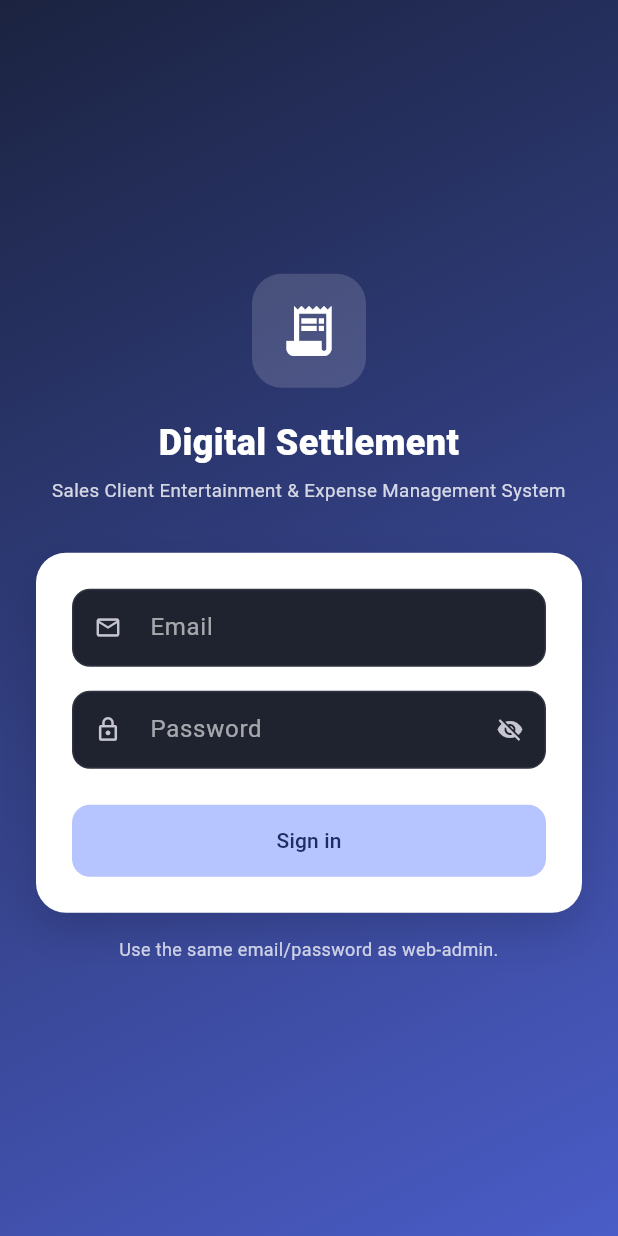
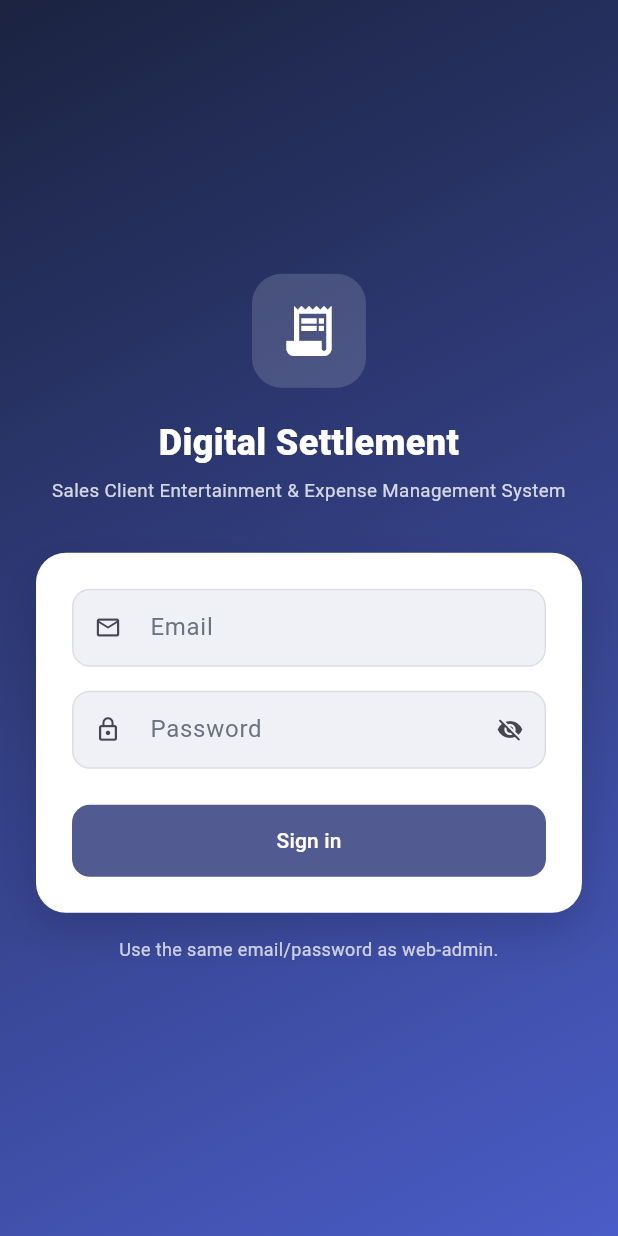
Before and after one commit to itdevmncgroup/digital_settlement_mobile_gh, a Flutter app: the screen it shows after launch, on a phone screen of 412 x 824 dp. Run offline on Flutter 3.47's test engine with Material 3 defaults, Android fonts, the phone set to English and light mode, and no system bars; our stand-ins replace flutter_secure_storage, geolocator, image_picker; accounts and stored records are empty.

Commit message:
[fixing] expense, settlement

```diff
--- a/lib/main.dart
+++ b/lib/main.dart
@@ -28,7 +28,7 @@ class DigitalSettlementApp extends StatelessWidget {
         debugShowCheckedModeBanner: false,
         theme: buildAppTheme(),
         darkTheme: buildAppTheme(),
-        themeMode: ThemeMode.dark,
+        themeMode: ThemeMode.light,
         home: const AuthGate(),
       ),
     );
--- a/lib/models/dashboard_data.dart
+++ b/lib/models/dashboard_data.dart
@@ -19,6 +19,9 @@ class DashboardData {
   final String? totalSettledAmount;
   final int? approvedExpenseCount;
   final int? approvedSettlementCount;
+  // Sum of Expense.amount whose Settlement has reached COMPLETE - own pod(s)
+  // for SALES/SALES_ADMIN/HEAD_POD, company-wide for every other role.
+  final String? totalExpenseAmount;
 
   DashboardData({
     required this.positionCode,
@@ -28,6 +31,7 @@ class DashboardData {
     required this.totalSettledAmount,
     required this.approvedExpenseCount,
     required this.approvedSettlementCount,
+    required this.totalExpenseAmount,
   });
 
   factory DashboardData.fromJson(Map<String, dynamic> json) {
@@ -40,6 +44,7 @@ class DashboardData {
       totalSettledAmount: json['totalSettledAmount'] != null ? '${json['totalSettledAmount']}' : null,
       approvedExpenseCount: (json['approvedExpenseCount'] as num?)?.toInt(),
       approvedSettlementCount: (json['approvedSettlementCount'] as num?)?.toInt(),
+      totalExpenseAmount: json['totalExpenseAmount'] != null ? '${json['totalExpenseAmount']}' : null,
     );
   }
 }
--- a/lib/screens/expenses/expense_detail_screen.dart
+++ b/lib/screens/expenses/expense_detail_screen.dart
@@ -263,6 +263,7 @@ class _ExpenseDetailScreenState extends State<ExpenseDetailScreen> {
                       const SizedBox(width: 12),
                       Expanded(
                         child: FilledButton.icon(
+                          style: FilledButton.styleFrom(backgroundColor: const Color(0xFF2E9E5B)),
                           onPressed: () => _approve(context),
                           icon: const Icon(Icons.check),
                           label: const Text('Approve'),
--- a/lib/screens/expenses/expenses_list_screen.dart
+++ b/lib/screens/expenses/expenses_list_screen.dart
@@ -73,11 +73,11 @@ class _ExpensesListScreenState extends State<ExpensesListScreen> {
               child: Row(
                 mainAxisSize: MainAxisSize.min,
                 children: [
-                  Icon(seesAll ? Icons.groups : (isHeadPod ? Icons.groups_outlined : Icons.person), size: 14, color: Colors.white70),
+                  Icon(seesAll ? Icons.groups : (isHeadPod ? Icons.groups_outlined : Icons.person), size: 14, color: Colors.grey.shade600),
                   const SizedBox(width: 4),
                   Text(
                     seesAll ? 'All Sales' : (isHeadPod ? 'Department Expenses' : 'My Expenses'),
-                    style: const TextStyle(color: Colors.white70, fontSize: 12),
+                    style: TextStyle(color: Colors.grey.shade600, fontSize: 12),
                   ),
                 ],
               ),
--- a/lib/screens/settlements/settlement_approval_detail_screen.dart
+++ b/lib/screens/settlements/settlement_approval_detail_screen.dart
@@ -248,6 +248,7 @@ class _SettlementApprovalDetailScreenState extends State<SettlementApprovalDetai
                             const SizedBox(width: 12),
                             Expanded(
                               child: FilledButton.icon(
+                                style: FilledButton.styleFrom(backgroundColor: const Color(0xFF2E9E5B)),
                                 onPressed: _busy ? null : () => _bulkAct(approve: true),
                                 icon: const Icon(Icons.check),
                                 label: Text('Approve (${_checked.length})'),
--- a/lib/theme.dart
+++ b/lib/theme.dart
@@ -1,44 +1,47 @@
 import 'package:flutter/material.dart';
 
-const brandSeed = Color(0xFF6C8CFF);
+const brandSeed = Color(0xFF4A5CC7);
 const brandGradientStart = Color(0xFF1B2340);
 const brandGradientEnd = Color(0xFF4A5CC7);
 
-const _bgDeep = Color(0xFF0E1017);
-const _surface = Color(0xFF171A24);
-const _surfaceHigh = Color(0xFF1F2330);
+const _bgLight = Color(0xFFF4F5FA);
+const _surface = Colors.white;
+const _surfaceHigh = Color(0xFFF0F1F7);
+const _textPrimary = Color(0xFF1B2340);
+const _textMuted = Color(0xFF6B7280);
 
-/// Dark, fintech-style theme - the whole app runs in dark mode (forced via
-/// MaterialApp.themeMode in main.dart), so this is the only palette in use.
+/// Light, fintech-style theme (FinFlow look) - the whole app runs in light
+/// mode (forced via MaterialApp.themeMode in main.dart), so this is the only
+/// palette in use.
 ThemeData buildAppTheme() {
   final scheme = ColorScheme.fromSeed(
     seedColor: brandSeed,
-    brightness: Brightness.dark,
+    brightness: Brightness.light,
   ).copyWith(
     surface: _surface,
     surfaceContainerHighest: _surfaceHigh,
-    primaryContainer: const Color(0xFF2C3564),
-    error: const Color(0xFFFF6B6B),
+    primaryContainer: const Color(0xFFE1E6FA),
+    error: const Color(0xFFE5484D),
   );
 
   return ThemeData(
     useMaterial3: true,
-    brightness: Brightness.dark,
+    brightness: Brightness.light,
     colorScheme: scheme,
-    scaffoldBackgroundColor: _bgDeep,
-    appBarTheme: AppBarTheme(
-      backgroundColor: _bgDeep,
-      foregroundColor: Colors.white,
+    scaffoldBackgroundColor: _bgLight,
+    appBarTheme: const AppBarTheme(
+      backgroundColor: _surface,
+      foregroundColor: _textPrimary,
       centerTitle: false,
       elevation: 0,
-      titleTextStyle: const TextStyle(color: Colors.white, fontSize: 19, fontWeight: FontWeight.w700),
-      iconTheme: const IconThemeData(color: Colors.white),
+      titleTextStyle: TextStyle(color: _textPrimary, fontSize: 19, fontWeight: FontWeight.w700),
+      iconTheme: IconThemeData(color: _textPrimary),
     ),
     cardTheme: CardThemeData(
       elevation: 0,
       color: _surface,
       surfaceTintColor: Colors.transparent,
-      shape: RoundedRectangleBorder(borderRadius: BorderRadius.circular(16), side: BorderSide(color: Colors.white.withValues(alpha: 0.06))),
+      shape: RoundedRectangleBorder(borderRadius: BorderRadius.circular(16), side: BorderSide(color: Colors.black.withValues(alpha: 0.06))),
       margin: EdgeInsets.zero,
     ),
     inputDecorationTheme: InputDecorationTheme(
@@ -46,10 +49,10 @@ ThemeData buildAppTheme() {
       fillColor: _surfaceHigh,
       isDense: true,
       contentPadding: const EdgeInsets.symmetric(horizontal: 14, vertical: 14),
-      labelStyle: TextStyle(color: Colors.white.withValues(alpha: 0.6)),
-      hintStyle: TextStyle(color: Colors.white.withValues(alpha: 0.4)),
-      border: OutlineInputBorder(borderRadius: BorderRadius.circular(12), borderSide: BorderSide(color: Colors.white.withValues(alpha: 0.08))),
-      enabledBorder: OutlineInputBorder(borderRadius: BorderRadius.circular(12), borderSide: BorderSide(color: Colors.white.withValues(alpha: 0.08))),
+      labelStyle: const TextStyle(color: _textMuted),
+      hintStyle: TextStyle(color: _textMuted.withValues(alpha: 0.8)),
+      border: OutlineInputBorder(borderRadius: BorderRadius.circular(12), borderSide: BorderSide(color: Colors.black.withValues(alpha: 0.08))),
+      enabledBorder: OutlineInputBorder(borderRadius: BorderRadius.circular(12), borderSide: BorderSide(color: Colors.black.withValues(alpha: 0.08))),
       focusedBorder: OutlineInputBorder(borderRadius: BorderRadius.circular(12), borderSide: BorderSide(color: scheme.primary, width: 1.6)),
     ),
     filledButtonTheme: FilledButtonThemeData(
@@ -61,34 +64,34 @@ ThemeData buildAppTheme() {
     outlinedButtonTheme: OutlinedButtonThemeData(
       style: OutlinedButton.styleFrom(
         shape: RoundedRectangleBorder(borderRadius: BorderRadius.circular(12)),
-        side: BorderSide(color: Colors.white.withValues(alpha: 0.16)),
+        side: BorderSide(color: Colors.black.withValues(alpha: 0.16)),
       ),
     ),
     chipTheme: ChipThemeData(
       shape: RoundedRectangleBorder(borderRadius: BorderRadius.circular(20)),
       side: BorderSide.none,
       backgroundColor: _surfaceHigh,
-      labelStyle: const TextStyle(color: Colors.white),
+      labelStyle: const TextStyle(color: _textPrimary),
     ),
     navigationBarTheme: NavigationBarThemeData(
       backgroundColor: _surface,
       elevation: 3,
-      indicatorColor: scheme.primary.withValues(alpha: 0.22),
+      indicatorColor: scheme.primary.withValues(alpha: 0.14),
       labelTextStyle: WidgetStateProperty.resolveWith(
         (states) => TextStyle(
           fontSize: 11.5,
           fontWeight: states.contains(WidgetState.selected) ? FontWeight.w700 : FontWeight.w500,
-          color: states.contains(WidgetState.selected) ? scheme.primary : Colors.white.withValues(alpha: 0.55),
+          color: states.contains(WidgetState.selected) ? scheme.primary : _textMuted,
         ),
       ),
       iconTheme: WidgetStateProperty.resolveWith(
-        (states) => IconThemeData(color: states.contains(WidgetState.selected) ? scheme.primary : Colors.white.withValues(alpha: 0.45)),
+        (states) => IconThemeData(color: states.contains(WidgetState.selected) ? scheme.primary : _textMuted),
       ),
     ),
-    listTileTheme: const ListTileThemeData(contentPadding: EdgeInsets.symmetric(horizontal: 16), textColor: Colors.white),
-    dividerTheme: DividerThemeData(color: Colors.white.withValues(alpha: 0.08), space: 1),
-    textTheme: ThemeData.dark().textTheme.apply(bodyColor: Colors.white, displayColor: Colors.white),
+    listTileTheme: const ListTileThemeData(contentPadding: EdgeInsets.symmetric(horizontal: 16), textColor: _textPrimary),
+    dividerTheme: DividerThemeData(color: Colors.black.withValues(alpha: 0.08), space: 1),
+    textTheme: ThemeData.light().textTheme.apply(bodyColor: _textPrimary, displayColor: _textPrimary),
     progressIndicatorTheme: ProgressIndicatorThemeData(color: scheme.primary),
-    snackBarTheme: SnackBarThemeData(backgroundColor: _surfaceHigh, contentTextStyle: const TextStyle(color: Colors.white)),
+    snackBarTheme: const SnackBarThemeData(backgroundColor: _textPrimary, contentTextStyle: TextStyle(color: Colors.white)),
   );
 }
```
Also changed, not shown: lib/screens/dashboard/dashboard_screen.dart (+36 -2 lines).
